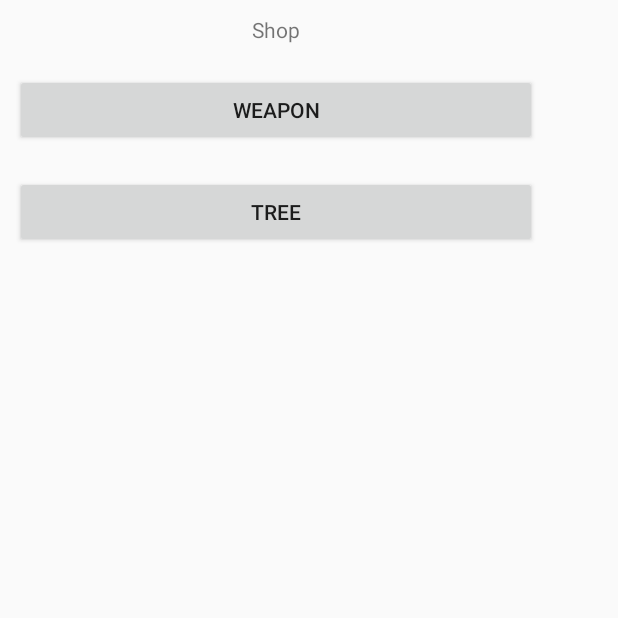
After one commit to piemastr2/ClickerGame2, an Android app: the Shop screen opened directly, with no data from a screen before it, on a phone screen of 412 x 824 dp, the top half of it. The commit adds this screen. Run offline under Robolectric (Android 15) with nearby library versions, the phone set to English and light mode, and no system bars.

Commit message:
gave shop button intent to open shop activity

```diff
--- a/app/src/main/AndroidManifest.xml
+++ b/app/src/main/AndroidManifest.xml
@@ -16,6 +16,7 @@
                 <category android:name="android.intent.category.LAUNCHER" />
             </intent-filter>
         </activity>
+        <activity android:name=".Shop"></activity>
     </application>
 
 </manifest>
--- /dev/null
+++ b/app/src/main/java/com/musiccoder/clickergame2/Shop.java
@@ -0,0 +1,19 @@
+package com.musiccoder.clickergame2;
+
+import android.support.v7.app.ActionBar;
+import android.support.v7.app.AppCompatActivity;
+import android.os.Bundle;
+
+public class Shop extends AppCompatActivity {
+
+    @Override
+    protected void onCreate(Bundle savedInstanceState) {
+        super.onCreate(savedInstanceState);
+        setContentView(R.layout.activity_shop);
+
+        ActionBar actionBar = getSupportActionBar();
+        if (actionBar != null) {
+            actionBar.hide();
+        }
+    }
+}
--- /dev/null
+++ b/app/src/main/res/layout/activity_shop.xml
@@ -0,0 +1,40 @@
+<?xml version="1.0" encoding="utf-8"?>
+<android.support.constraint.ConstraintLayout xmlns:android="http://schemas.android.com/apk/res/android"
+    xmlns:app="http://schemas.android.com/apk/res-auto"
+    xmlns:tools="http://schemas.android.com/tools"
+    android:layout_width="match_parent"
+    android:layout_height="match_parent"
+    tools:context="com.musiccoder.clickergame2.Shop">
+
+
+    <LinearLayout
+        android:layout_width="368dp"
+        android:layout_height="495dp"
+        android:orientation="vertical"
+        tools:layout_editor_absoluteX="8dp"
+        tools:layout_editor_absoluteY="8dp">
+
+        <TextView
+            android:id="@+id/Shop_header"
+            android:layout_width="match_parent"
+            android:layout_height="wrap_content"
+            android:layout_margin="10dp"
+            android:gravity="center"
+            android:text="Shop"/>
+
+        <Button
+            android:id="@+id/shop_weapon"
+            android:layout_width="match_parent"
+            android:layout_height="wrap_content"
+            android:layout_margin="10dp"
+            android:text="Weapon" />
+
+        <Button
+            android:id="@+id/shop_tree"
+            android:layout_width="match_parent"
+            android:layout_height="wrap_content"
+            android:layout_margin="10dp"
+            android:text="Tree" />
+
+    </LinearLayout>
+</android.support.constraint.ConstraintLayout>
--- /dev/null
+++ b/app/src/main/res/values/dimens.xml
@@ -0,0 +1,3 @@
+<resources>
+    <dimen name="fab_margin">16dp</dimen>
+</resources>
```
Also changed, not shown: app/src/main/java/com/musiccoder/clickergame2/MainActivity.java (+12 -0 lines), app/src/main/res/layout/activity_main.xml (+5 -5 lines).
